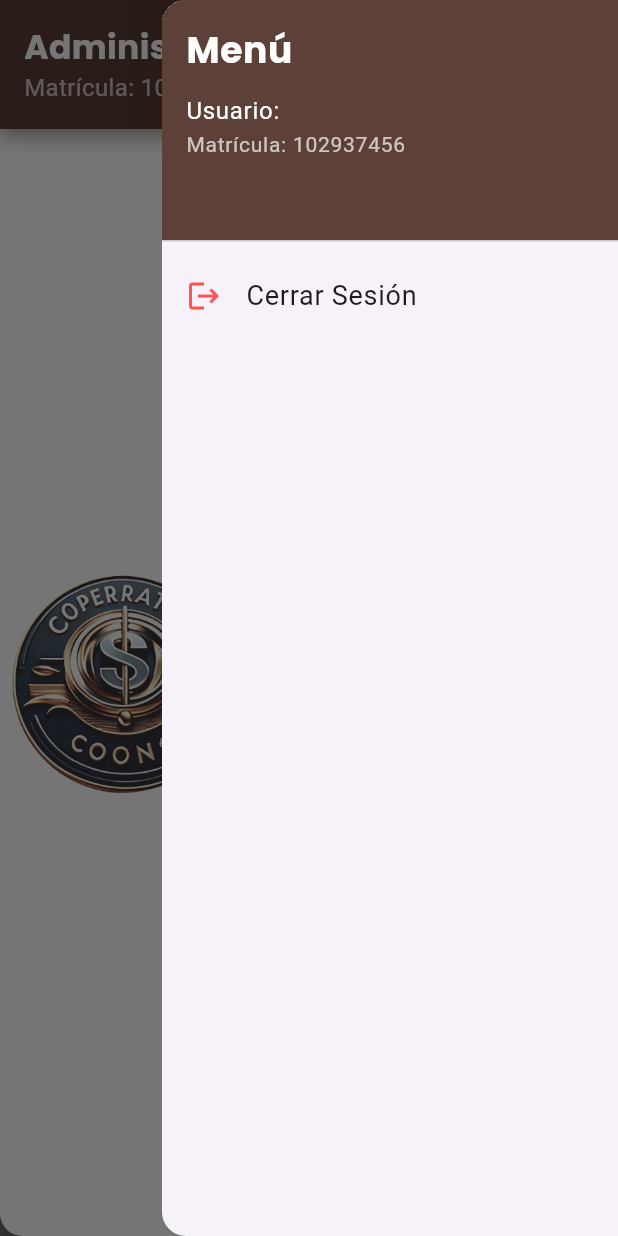
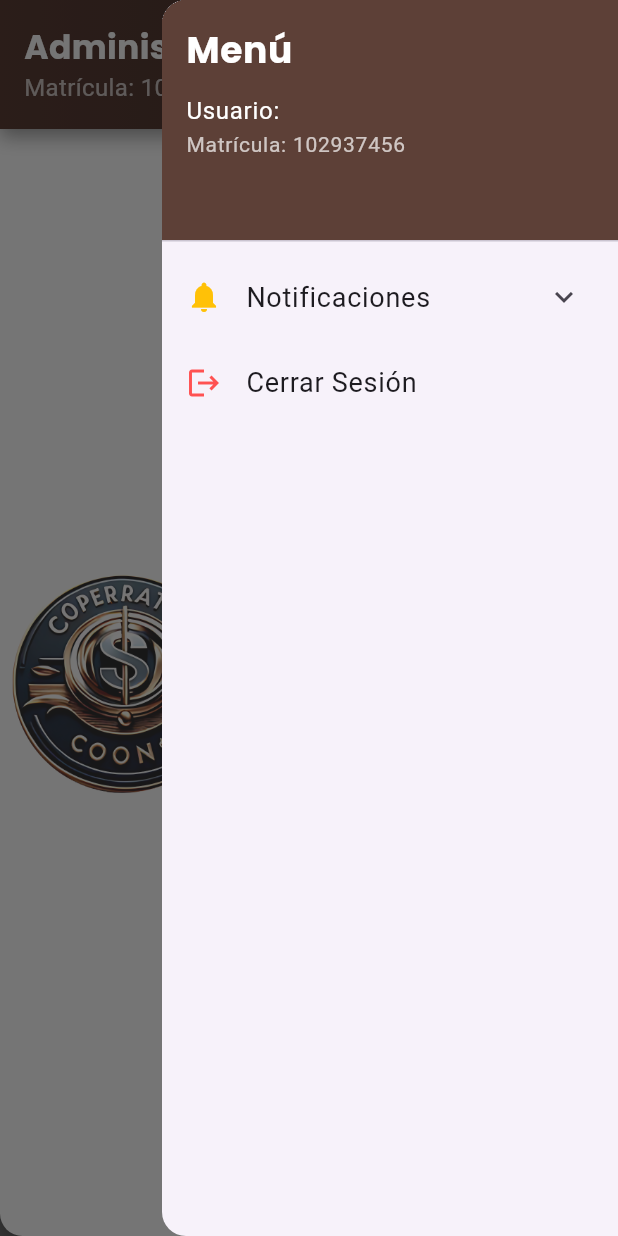
Before and after one commit to Falzo186/aplicacionbancaria, a Flutter app: the AdministradorView screen opened directly with empty values, in the side drawer, after a tap on the "menu" icon, on a phone screen of 412 x 824 dp. Run offline on Flutter 3.47's test engine with Material 3 defaults, Android fonts, the phone set to English and light mode, and no system bars; drawn by our look-alikes of flutter_animate; our stand-ins replace audioplayers, dropdown_button2, flutter_local_notifications, google_fonts, supabase_flutter; missing offline and left inert: postgrest, window_size; accounts and stored records are empty.

Commit message:
Modulo6.1

```diff
--- a/lib/Vista/Vista_Administrador.dart
+++ b/lib/Vista/Vista_Administrador.dart
@@ -1,6 +1,5 @@
 import 'package:aplicacionbancaria/Modelo/Ventanas.dart';
 import 'package:aplicacionbancaria/SistemaNotificaciones/Controlado_Notificaciones.dart';
-import 'package:aplicacionbancaria/Vista/VistaAltaSeguro.dart';
 import 'package:aplicacionbancaria/Vista/Vista_GestionUsuarios.dart';
 import 'package:aplicacionbancaria/Vista/Vista_Inversiones.dart';
 import 'package:aplicacionbancaria/Vista/Vista_ReportePrestamo.dart';
@@ -53,86 +52,6 @@ class _AdministradorViewState extends State<AdministradorView>
     super.dispose();
   }
 
-  void mostrarNotificacionesSecuenciales(
-    BuildContext context,
-    List<String> mensajes,
-  ) async {
-    OverlayState? overlayState = Overlay.of(context);
-    if (overlayState == null) {
-      print("Error: Overlay.of(context) es nulo.");
-      return;
-    }
-
-    for (String mensaje in mensajes) {
-      try {
-        OverlayEntry overlayEntry;
-        AnimationController controller = AnimationController(
-          duration: Duration(milliseconds: 500),
-          vsync: this,
-        );
-        _animationControllers.add(controller);
-
-        Animation<Offset> offsetAnimation = Tween<Offset>(
-          begin: Offset(1.0, 0.0),
-          end: Offset(0.0, 0.0),
-        ).animate(CurvedAnimation(parent: controller, curve: Curves.easeOut));
-
-        // Reproducir sonido de notificación
-        await player.play(AssetSource('sounds/notification.mp3'));
-
-        overlayEntry = OverlayEntry(
-          builder:
-              (context) => Positioned(
-                top: 100,
-                right: 50,
-                child: SlideTransition(
-                  position: offsetAnimation,
-                  child: Material(
-                    color: Colors.transparent,
-                    child: AnimatedOpacity(
-                      opacity: 1.0,
-                      duration: Duration(milliseconds: 500),
-                      child: Container(
-                        padding: EdgeInsets.symmetric(
-                          horizontal: 16,
-                          vertical: 8,
-                        ),
-                        decoration: BoxDecoration(
-                          color: Colors.brown.shade700,
-                          borderRadius: BorderRadius.circular(10),
-                          boxShadow: [
-                            BoxShadow(
-                              color: Colors.black26,
-                              blurRadius: 5,
-                              offset: Offset(0, 3),
-                            ),
-                          ],
-                        ),
-                        child: Text(
-                          mensaje,
-                          style: TextStyle(color: Colors.white, fontSize: 16),
-                        ),
-                      ),
-                    ),
-                  ),
-                ),
-              ),
-        );
-
-        overlayState.insert(overlayEntry);
-        controller.forward();
-
-        await Future.delayed(Duration(seconds: 5));
-
-        controller.reverse().then((_) {
-          overlayEntry.remove();
-        });
-      } catch (e) {
-        print("Error al mostrar notificación: $e");
-      }
-    }
-  }
-
   void cargarNotificacionesAnteriores(String adminId) async {
     try {
       final response = await supabase
@@ -144,10 +63,6 @@ class _AdministradorViewState extends State<AdministradorView>
       setState(() {
         notificaciones = List<Map<String, dynamic>>.from(response as List);
       });
-
-      List<String> mensajes =
-          notificaciones.map((n) => n['mensaje'] as String).toList();
-      mostrarNotificacionesSecuenciales(context, mensajes);
     } catch (e) {
       print("Error al cargar notificaciones anteriores: $e");
     }
@@ -168,11 +83,6 @@ class _AdministradorViewState extends State<AdministradorView>
             setState(() {
               notificaciones.add(nuevaNotificacion);
             });
-
-            print('Nueva notificación: ${nuevaNotificacion['mensaje']}');
-            mostrarNotificacionesSecuenciales(context, [
-              nuevaNotificacion['mensaje'],
-            ]);
           }
         }
       });
@@ -212,99 +122,6 @@ class _AdministradorViewState extends State<AdministradorView>
     );
   }
 
-  Widget _buildHeader() {
-    return Container(
-      padding: const EdgeInsets.all(16),
-      decoration: BoxDecoration(
-        gradient: LinearGradient(
-          colors: [Colors.brown.shade700, colorsv.colorAppbar],
-        ),
-        boxShadow: [
-          BoxShadow(
-            color: Colors.black38,
-            blurRadius: 10,
-            offset: Offset(0, 5),
-          ),
-        ],
-      ),
-      child: Row(
-        mainAxisAlignment: MainAxisAlignment.spaceBetween,
-        children: [
-          Column(
-            crossAxisAlignment: CrossAxisAlignment.start,
-            children: [
-              Text(
-                "Administrador",
-                style: GoogleFonts.poppins(
-                  color: Colors.white,
-                  fontSize: 22,
-                  fontWeight: FontWeight.bold,
-                ),
-              ),
-              Text(
-                "Matrícula: 102937456",
-                style: TextStyle(color: Colors.white70, fontSize: 16),
-              ),
-            ],
-          ),
-          Builder(
-            builder:
-                (context) => IconButton(
-                  icon: const Icon(Icons.menu, color: Colors.white, size: 30),
-                  onPressed: () => Scaffold.of(context).openEndDrawer(),
-                ),
-          ),
-        ],
-      ),
-    );
-  }
-
-  Widget _buildSideLogo() {
-    return Expanded(
-      flex: 2,
-      child: Center(
-        child: Image.asset(
-          'lib/Recursos/logo.png',
-          width: 300,
-          opacity: AlwaysStoppedAnimation(0.8),
-        ).animate().scale(duration: 500.ms),
-      ),
-    );
-  }
-
-  Widget _buildMenu() {
-    return Expanded(
-      flex: 3,
-      child: Container(
-        padding: EdgeInsets.symmetric(vertical: 20),
-        decoration: BoxDecoration(
-          color: Colors.white,
-          borderRadius: BorderRadius.only(
-            topLeft: Radius.circular(15),
-            bottomLeft: Radius.circular(15),
-          ),
-          boxShadow: [
-            BoxShadow(
-              color: Colors.black26,
-              blurRadius: 10,
-              offset: Offset(0, 5),
-            ),
-          ],
-        ),
-        child: Column(
-          mainAxisAlignment: MainAxisAlignment.center,
-          children: [
-            _buildButton("🔍 Consultas Clientes", _onConsultasClientesPressed),
-            _buildButton("💰 Inversiones", _onInversionesPressed),
-            _buildButton("📄 Prestaciones", _onPrestacionesPressed),
-            _buildButton("🛡️ Seguros", _onSegurosPressed),
-            _buildButton("⚙️ Gestion de Actividades", _onGestionActividades),
-          ],
-        ),
-      ),
-    );
-  }
-
   Widget _buildDrawer() {
     return Drawer(
       child: ListView(
@@ -335,6 +152,28 @@ class _AdministradorViewState extends State<AdministradorView>
               ],
             ),
           ),
+          ExpansionTile(
+            leading: Icon(Icons.notifications, color: Colors.amber),
+            title: Text('Notificaciones', style: TextStyle(fontSize: 18)),
+            children: notificaciones.isEmpty
+                ? [
+                    ListTile(
+                      title: Text(
+                        '*No hay notificaciones*',
+                        style: TextStyle(color: Colors.grey),
+                      ),
+                    ),
+                  ]
+                : notificaciones.map((notificacion) {
+                    return ListTile(
+                      title: Text(notificacion['mensaje']),
+                      subtitle: Text(
+                        notificacion['fecha'] ?? '',
+                        style: TextStyle(fontSize: 12, color: Colors.grey),
+                      ),
+                    );
+                  }).toList(),
+          ),
           ListTile(
             leading: Icon(Icons.logout, color: Colors.redAccent),
             title: Text('Cerrar Sesión', style: TextStyle(fontSize: 18)),
@@ -348,129 +187,7 @@ class _AdministradorViewState extends State<AdministradorView>
       ),
     );
   }
-
-  Widget _buildButton(String text, VoidCallback onPressed) {
-    return Padding(
-      padding: EdgeInsets.symmetric(vertical: 10, horizontal: 20),
-      child: ElevatedButton(
-            style: ElevatedButton.styleFrom(
-              backgroundColor: Colors.amber.shade700,
-              minimumSize: Size(double.infinity, 75),
-              shape: RoundedRectangleBorder(
-                borderRadius: BorderRadius.circular(15),
-              ),
-              elevation: 5,
-            ),
-            onPressed: onPressed,
-            child: Text(
-              text,
-              style: GoogleFonts.poppins(
-                color: Colors.black,
-                fontSize: 18,
-                fontWeight: FontWeight.bold,
-              ),
-            ),
-          )
-          .animate()
-          .fade(duration: 500.ms)
-          .scale(begin: Offset(0.9, 0.9), end: Offset(1.0, 1.0)),
-    );
-  }
-
-  void _onConsultasClientesPressed() {
-    Navigator.push(
-      context,
-      MaterialPageRoute(
-        builder: (context) => VistaBuscarCliente(usuario: widget.usuario),
-      ),
-    );
-  }
-
-  void _onInversionesPressed() {
-    Navigator.push(
-      context,
-      MaterialPageRoute(
-        builder: (context) => VistaInversiones(usuario: widget.usuario),
-      ),
-    );
-  }
-
-  void _onPrestacionesPressed() {
-    Navigator.push(
-      context,
-      MaterialPageRoute(
-        builder: (context) => VistaPrestamos(usuario: widget.usuario),
-      ),
-    );
-  }
-
-  void _onSegurosPressed() {
-    Navigator.push(
-      context,
-      MaterialPageRoute(
-        builder: (context) => VistaSeguros(usuario: widget.usuario),
-      ),
-    );
-  }
-
-  void _onGestionActividades() {
-    _mostrarDialogoSolicitudes();
-    Controlador.borrarNotificaciones("28dc2001-518f-4cc0-9190-0ecd3f1c0ead");
-  }
-
-  void _mostrarDialogoSolicitudes() {
-    showDialog(
-      context: context,
-      builder: (BuildContext context) {
-        return AlertDialog(
-          backgroundColor: Colors.brown.shade100,
-          shape: RoundedRectangleBorder(
-            borderRadius: BorderRadius.circular(15),
-          ),
-          title: Text(
-            "Gestión de Solicitudes",
-            style: GoogleFonts.poppins(
-              fontSize: 20,
-              fontWeight: FontWeight.bold,
-              color: Colors.brown.shade800,
-            ),
-          ),
-          content: Column(
-            mainAxisSize: MainAxisSize.min,
-            children: [
-              _buildDialogButton(
-                "Solicitudes de Préstamos",
-                _onSolicitudesPrestamosPressed,
-              ),
-              _buildDialogButton(
-                "Solicitudes de Seguros",
-                _onSolicitudesSegurosPressed,
-              ),
-              _buildDialogButton(
-                "Solicitudes de Inversiones",
-                _onSolicitudesInversionesPressed,
-              ),
-              _buildDialogButton(
-                "Gestión de Empleados",
-                _onGestionEmpleadosPressed,
-              ),
-            ],
-          ),
-          actions: [
-            TextButton(
-              onPressed: () => Navigator.of(context).pop(),
-              child: Text(
-                "Cerrar",
-                style: TextStyle(color: Colors.brown.shade800),
-              ),
-            ),
-          ],
-        );
-      },
-    );
-  }
-
-  Widget _buildDialogButton(String text, VoidCallback onPressed) {
+Widget _buildDialogButton(String text, VoidCallback onPressed) {
     return Padding(
       padding: const EdgeInsets.symmetric(vertical: 8.0),
       child: ElevatedButton(
@@ -525,4 +242,217 @@ class _AdministradorViewState extends State<AdministradorView>
       MaterialPageRoute(builder: (context) => VistaReporteUsuarios()),
     );
   }
+  Widget _buildHeader() {
+    return Container(
+      padding: const EdgeInsets.all(16),
+      decoration: BoxDecoration(
+        gradient: LinearGradient(
+          colors: [Colors.brown.shade700, colorsv.colorAppbar],
+        ),
+        boxShadow: [
+          BoxShadow(
+            color: Colors.black38,
+            blurRadius: 10,
+            offset: Offset(0, 5),
+          ),
+        ],
+      ),
+      child: Row(
+        mainAxisAlignment: MainAxisAlignment.spaceBetween,
+        children: [
+          Column(
+            crossAxisAlignment: CrossAxisAlignment.start,
+            children: [
+              Text(
+                "Administrador",
+                style: GoogleFonts.poppins(
+                  color: Colors.white,
+                  fontSize: 22,
+                  fontWeight: FontWeight.bold,
+                ),
+              ),
+              Text(
+                "Matrícula: 102937456",
+                style: TextStyle(color: Colors.white70, fontSize: 16),
+              ),
+            ],
+          ),
+          Builder(
+            builder: (context) => IconButton(
+              icon: const Icon(Icons.menu, color: Colors.white, size: 30),
+              onPressed: () => Scaffold.of(context).openEndDrawer(),
+            ),
+          ),
+        ],
+      ),
+    );
+  }
+ void _mostrarDialogoSolicitudes() {
+    showDialog(
+      context: context,
+      builder: (BuildContext context) {
+        return AlertDialog(
+          backgroundColor: Colors.brown.shade100,
+          shape: RoundedRectangleBorder(
+            borderRadius: BorderRadius.circular(15),
+          ),
+          title: Text(
+            "Gestión de Solicitudes",
+            style: GoogleFonts.poppins(
+              fontSize: 20,
+              fontWeight: FontWeight.bold,
+              color: Colors.brown.shade800,
+            ),
+          ),
+          content: Column(
+            mainAxisSize: MainAxisSize.min,
+            children: [
+              _buildDialogButton(
+                "Solicitudes de Préstamos",
+                _onSolicitudesPrestamosPressed,
+              ),
+              _buildDialogButton(
+                "Solicitudes de Seguros",
+                _onSolicitudesSegurosPressed,
+              ),
+              _buildDialogButton(
+                "Solicitudes de Inversiones",
+                _onSolicitudesInversionesPressed,
+              ),
+              _buildDialogButton(
+                "Gestión de Empleados",
+                _onGestionEmpleadosPressed,
+              ),
+            ],
+          ),
+          actions: [
+            TextButton(
+              onPressed: () => Navigator.of(context).pop(),
+              child: Text(
+                "Cerrar",
+                style: TextStyle(color: Colors.brown.shade800),
+              ),
+            ),
+          ],
+        );
+      },
+    );
+  }
+
+
+   Widget _buildButton(String text, VoidCallback onPressed) {
+    return Padding(
+      padding: EdgeInsets.symmetric(vertical: 10, horizontal: 20),
+      child: ElevatedButton(
+            style: ElevatedButton.styleFrom(
+              backgroundColor: Colors.amber.shade700,
+              minimumSize: Size(double.infinity, 75),
+              shape: RoundedRectangleBorder(
+                borderRadius: BorderRadius.circular(15),
+              ),
+              elevation: 5,
+            ),
+            onPressed: onPressed,
+            child: Text(
+              text,
+              style: GoogleFonts.poppins(
+                color: Colors.black,
+                fontSize: 18,
+                fontWeight: FontWeight.bold,
+              ),
+            ),
+          )
+          .animate()
+          .fade(duration: 500.ms)
+          .scale(begin: Offset(0.9, 0.9), end: Offset(1.0, 1.0)),
+    );
+  }
+  Widget _buildSideLogo() {
+    return Expanded(
+      flex: 2,
+      child: Center(
+        child: Image.asset(
+          'lib/Recursos/logo.png',
+          width: 300,
+          opacity: AlwaysStoppedAnimation(0.8),
+        ).animate().scale(duration: 500.ms),
+      ),
+    );
+  }
+
+  Widget _buildMenu() {
+    return Expanded(
+      flex: 3,
+      child: Container(
+        padding: EdgeInsets.symmetric(vertical: 20),
+        decoration: BoxDecoration(
+          color: Colors.white,
+          borderRadius: BorderRadius.only(
+            topLeft: Radius.circular(15),
+            bottomLeft: Radius.circular(15),
+          ),
+          boxShadow: [
+            BoxShadow(
+              color: Colors.black26,
+              blurRadius: 10,
+              offset: Offset(0, 5),
+            ),
+          ],
+        ),
+        child: Column(
+          mainAxisAlignment: MainAxisAlignment.center,
+          children: [
+            _buildButton("🔍 Consultas Clientes", _onConsultasClientesPressed),
+            _buildButton("💰 Inversiones", _onInversionesPressed),
+            _buildButton("📄 Prestaciones", _onPrestacionesPressed),
+            _buildButton("🛡️ Seguros", _onSegurosPressed),
+            _buildButton("⚙️ Gestion de Actividades", _onGestionActividades),
+          ],
+        ),
+      ),
+    );
+  }
+
+  void _onConsultasClientesPressed() {
+    Navigator.push(
+      context,
+      MaterialPageRoute(
+        builder: (context) => VistaBuscarCliente(usuario: widget.usuario),
+      ),
+    );
+  }
+
+  void _onInversionesPressed() {
+    Navigator.push(
+      context,
+      MaterialPageRoute(
+        builder: (context) => VistaInversiones(usuario: widget.usuario),
+      ),
+    );
+  }
+
+  void _onPrestacionesPressed() {
+    Navigator.push(
+      context,
+      MaterialPageRoute(
+        builder: (context) => VistaPrestamos(usuario: widget.usuario),
+      ),
+    );
+  }
+
+  void _onSegurosPressed() {
+    Navigator.push(
+      context,
+      MaterialPageRoute(
+        builder: (context) => VistaSeguros(usuario: widget.usuario),
+      ),
+    );
+  }
+
+  void _onGestionActividades() {
+    _mostrarDialogoSolicitudes();
+    Controlador.borrarNotificaciones("28dc2001-518f-4cc0-9190-0ecd3f1c0ead");
+  }
+
+
 }
--- a/lib/Vista/VistaAltaSeguro.dart
+++ b/lib/Vista/Vista_AltaSeguro.dart
@@ -1,6 +1,5 @@
 import 'package:aplicacionbancaria/Controlador/Controlador_Seguros.dart';
 import 'package:aplicacionbancaria/Modelo/Appbar_perso.dart';
-import 'package:aplicacionbancaria/Modelo/Prestamo.dart';
 import 'package:aplicacionbancaria/Modelo/Seguro.dart';
 import 'package:aplicacionbancaria/Modelo/Ventanas.dart';
 import 'package:flutter/material.dart';
--- a/lib/Vista/Vista_ReporteInvercion.dart
+++ b/lib/Vista/Vista_ReporteInvercion.dart
@@ -8,7 +8,7 @@ import '../Modelo/Inversion.dart';
 
 final Color colorAppbar = Color(0xFF472F2F);
 final Color colorBackground = Color(0xFFB1ACAC);
-final Color colorCard = Color(0xFFEDECEC);
+final Color colorCard = Colors.brown.shade100;
 final Color colorTexto = Color(0xFF140A0A);
 final Color colorBotonAceptar = Color(0xFF138A43);
 final Color colorBotonRechazar = Colors.redAccent;
@@ -120,7 +120,7 @@ class _VistaReporteInversionesState extends State<VistaReporteInversiones> {
                     flex: 2,
                     child: Container(
                       decoration: BoxDecoration(
-                        color: Colors.white.withOpacity(0.8),
+                        color: Colors.brown.shade100,
                         borderRadius: BorderRadius.circular(10),
                       ),
                       padding: const EdgeInsets.all(16.0),
@@ -241,7 +241,7 @@ class _VistaReporteInversionesState extends State<VistaReporteInversiones> {
                     flex: 1,
                     child: Container(
                       decoration: BoxDecoration(
-                        color: Colors.white.withOpacity(0.8),
+                        color: Colors.brown.shade100,
                         borderRadius: BorderRadius.circular(10),
                       ),
                       padding: const EdgeInsets.all(16.0),
--- a/lib/Vista/Vista_Seguros.dart
+++ b/lib/Vista/Vista_Seguros.dart
@@ -2,7 +2,7 @@ import 'package:aplicacionbancaria/Controlador/Controlador_Seguros.dart';
 import 'package:aplicacionbancaria/Modelo/Appbar_perso.dart';
 import 'package:aplicacionbancaria/Modelo/Usuario.dart';
 import 'package:aplicacionbancaria/Modelo/Ventanas.dart';
-import 'package:aplicacionbancaria/Vista/VistaAltaSeguro.dart';
+import 'package:aplicacionbancaria/Vista/Vista_AltaSeguro.dart';
 import 'package:aplicacionbancaria/Vista/Vista_SolicitudSeguro.dart';
 import 'package:flutter/material.dart';
 import '../Modelo/Seguro.dart';
```
Also changed, not shown: lib/Vista/Vista_AltaInversion.dart (+26 -3 lines), lib/Vista/Vista_AltaPrestamos.dart (+52 -45 lines), lib/Vista/Vista_GestionUsuarios.dart (+6 -3 lines), lib/Vista/Vista_ReporteSeguro.dart (+4 -3 lines).
